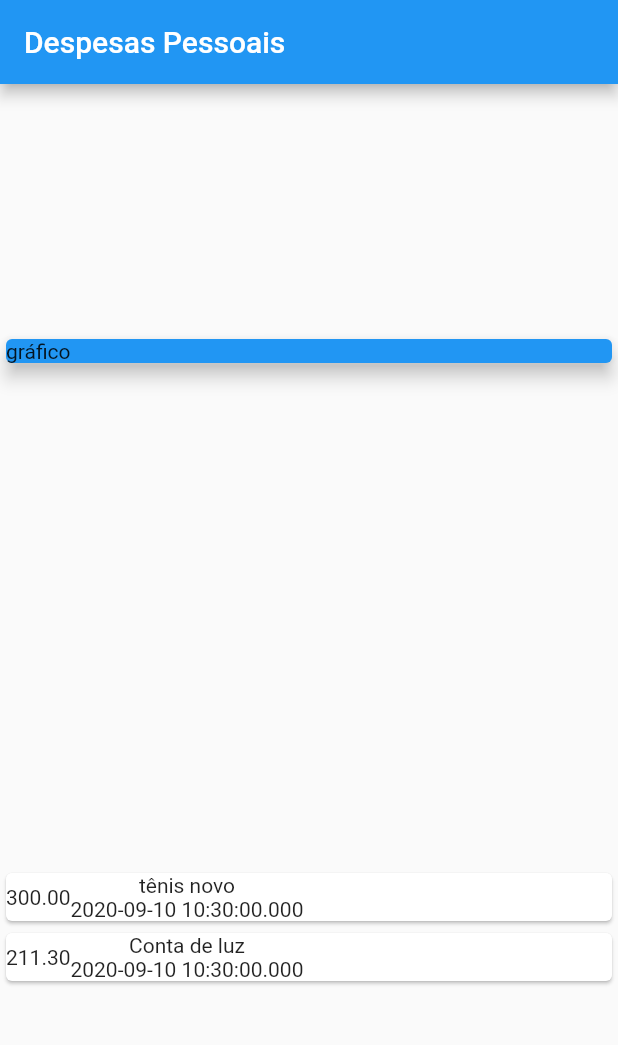
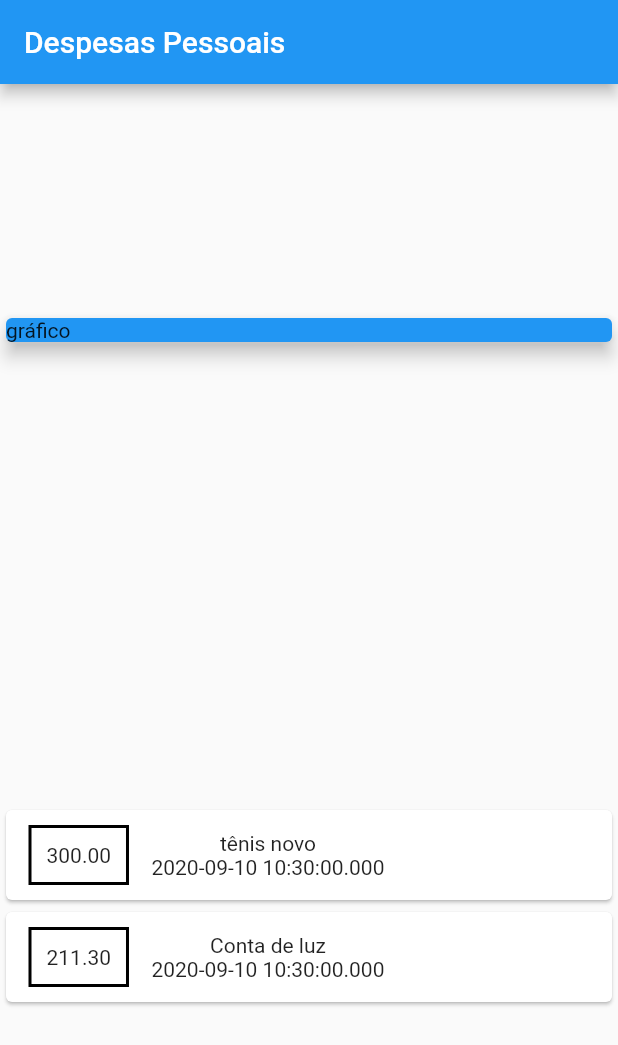
Before and after one commit to italosilva07/Udemy-Flutter-Cod3rCursosOnline-App_Despesas_Pessoais, a Flutter app: the screen it shows after launch, on a phone screen of 412 x 824 dp. Shown: the top 1045 px of the screen. Run offline on Flutter 3.47's test engine with Material 2 defaults, Android fonts, the phone set to English and light mode, and no system bars.

Commit message:
Aplicando estilo no container do card

```diff
--- a/lib/main.dart
+++ b/lib/main.dart
@@ -51,7 +51,18 @@ class MyHomePage extends StatelessWidget {
                       child: Row(
                         children: <Widget>[
                           Container(
-                            child: Text(tr.value.toStringAsFixed(2).toString()),
+                            margin: EdgeInsets.symmetric(
+                                horizontal: 15, vertical: 10),
+                            decoration: BoxDecoration(
+                              border: Border.all(
+                                color: Colors.black,
+                                width: 2,
+                              ),
+                            ),
+                            padding: EdgeInsets.all(10),
+                            child: Text(
+                              tr.value.toStringAsFixed(2).toString(),
+                            ),
                           ),
                           Column(
                             children: <Widget>[
```
